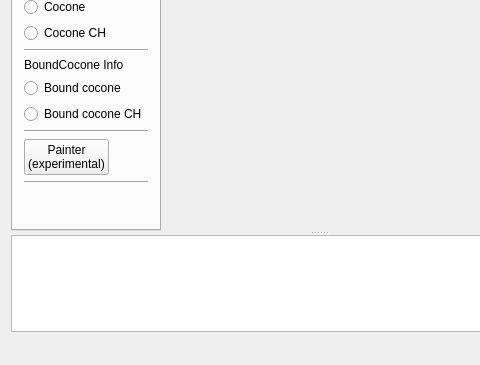
First picture: the form in src/ui/main_window.ui, repository cppd/math, before the edit; both pictures show x 0 to 480 and y 362 to 727 of the 638 by 727 pixel window.
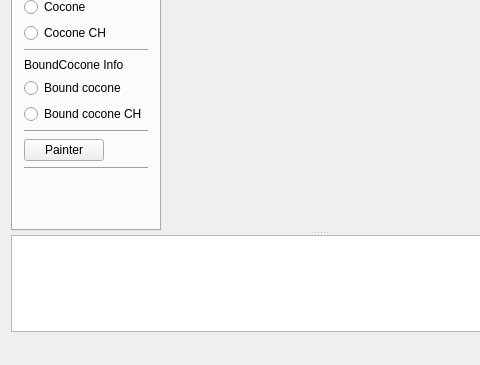
Second picture: the form after the edit. Custom widgets are drawn as their Qt base class.

```diff
--- a/src/ui/main_window.ui
+++ b/src/ui/main_window.ui
@@ -303,8 +303,7 @@
             <item>
              <widget class="QPushButton" name="pushButton_Painter">
               <property name="text">
-               <string>Painter
-(experimental)</string>
+               <string>Painter</string>
               </property>
              </widget>
             </item>
```
